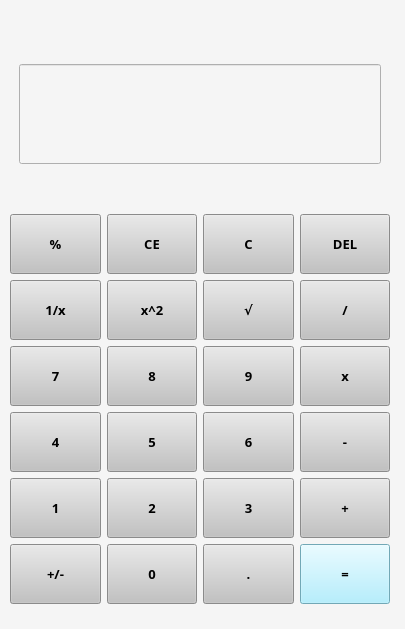
Before: the Qt Designer form calculator2.ui in 64dB0y/gui_calculator, drawn with Qt 5.
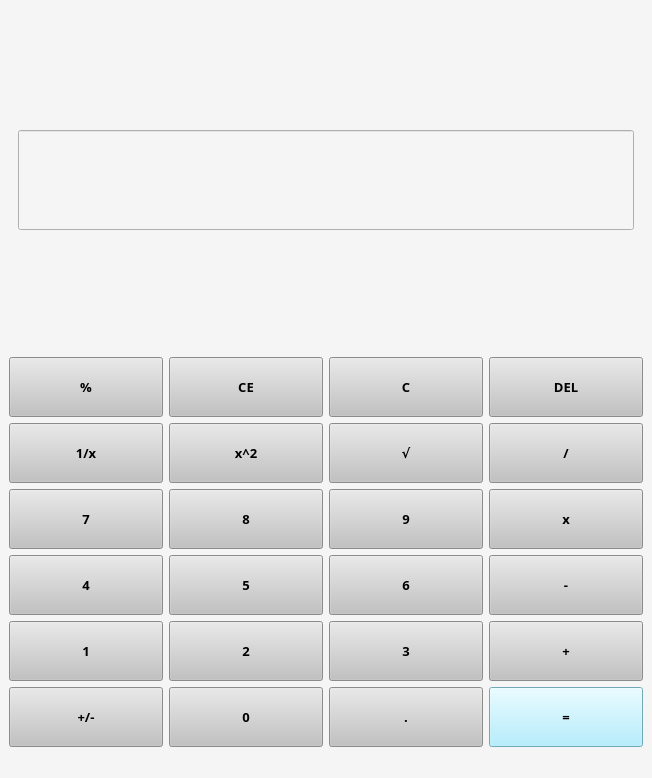
After: the same form once the commit is applied.

```diff
--- a/calculator2.ui
+++ b/calculator2.ui
@@ -6,8 +6,8 @@
    <rect>
     <x>0</x>
     <y>0</y>
-    <width>405</width>
-    <height>629</height>
+    <width>652</width>
+    <height>778</height>
    </rect>
   </property>
   <property name="windowTitle">
@@ -17,15 +17,8 @@
    <string notr="true">background-color: rgb(245, 245, 245);</string>
   </property>
   <widget class="QWidget" name="centralwidget">
-   <widget class="QWidget" name="layoutWidget">
-    <property name="geometry">
-     <rect>
-      <x>10</x>
-      <y>20</y>
-      <width>380</width>
-      <height>584</height>
-     </rect>
-    </property>
+   <layout class="QVBoxLayout" name="verticalLayout">
+    <item>
     <layout class="QGridLayout" name="gridLayout_3">
      <item row="0" column="0">
       <widget class="QWidget" name="widget" native="true">
@@ -636,7 +629,8 @@
       </layout>
      </item>
     </layout>
-   </widget>
+    </item>
+   </layout>
   </widget>
   <widget class="QStatusBar" name="statusbar"/>
  </widget>
```
Lines whose indentation alone changed are shown as unchanged.
